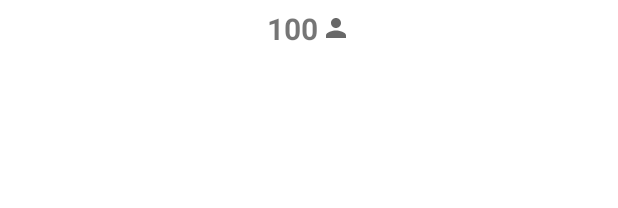
After one commit to Samz685/ReserBuddy, an Android app: the layout fragment_usuarios.xml on its own in the app's theme, with its tools: preview values and no code run, on a phone screen of 412 x 824 dp. The commit adds this screen. Shown: the top 208 px of the screen. Run offline under Robolectric (Android 15) with nearby library versions, the phone set to English and light mode, and no system bars.

Commit message:
Se ha desplazado fragment Usuarios

```diff
--- a/app/src/main/res/layout/cardview_usuario.xml
+++ b/app/src/main/res/layout/cardview_usuario.xml
@@ -91,7 +91,7 @@
             android:layout_width="match_parent"
             android:layout_height="wrap_content"
             android:orientation="vertical"
-            android:visibility="visible"
+            android:visibility="gone"
             android:paddingTop="10dp"
             android:paddingBottom="15dp">
 
--- /dev/null
+++ b/app/src/main/res/layout/fragment_usuarios.xml
@@ -0,0 +1,41 @@
+<?xml version="1.0" encoding="utf-8"?>
+<LinearLayout xmlns:android="http://schemas.android.com/apk/res/android"
+    xmlns:tools="http://schemas.android.com/tools"
+    android:layout_width="match_parent"
+    android:layout_height="wrap_content"
+    android:orientation="vertical"
+    tools:context=".ui.usuarios.UsuariosFragment"
+    android:gravity="center">
+
+    <TextView
+        android:id="@+id/tvContadorUsuarios"
+        android:layout_width="wrap_content"
+        android:layout_height="wrap_content"
+        android:text="100"
+        android:textStyle="bold"
+        android:textSize="20sp"
+        android:drawableEnd="@drawable/ic_usuario"
+        android:drawablePadding="2dp"
+        android:paddingTop="5dp"
+        android:layout_marginBottom="10dp"/>
+
+
+
+
+    <androidx.swiperefreshlayout.widget.SwipeRefreshLayout
+        android:id="@+id/swipeRefresh"
+        android:layout_width="match_parent"
+        android:layout_height="match_parent"
+        android:layout_marginBottom="60dp">
+
+        <androidx.recyclerview.widget.RecyclerView
+            android:id="@+id/recyclerUsuarios"
+            android:layout_width="match_parent"
+            android:layout_height="match_parent"
+            android:layout_marginBottom="60dp" />
+
+
+    </androidx.swiperefreshlayout.widget.SwipeRefreshLayout>
+
+
+</LinearLayout>
--- a/app/src/main/res/menu/nav_menu.xml
+++ b/app/src/main/res/menu/nav_menu.xml
@@ -27,6 +27,10 @@
                 android:id="@+id/nav_clientes"
                 android:icon="@drawable/ic_clientes"
                 android:title="@string/clientes" />
+            <item
+                android:id="@+id/nav_usuarios"
+                android:icon="@drawable/ic_usuario"
+                android:title="@string/usuarios" />
 
         </group>
 
--- a/app/src/main/res/navigation/mobile_navigation.xml
+++ b/app/src/main/res/navigation/mobile_navigation.xml
@@ -25,6 +25,12 @@
         tools:layout="@layout/fragment_tareas" />
 
     <fragment
+        android:id="@+id/navigation_usuarios"
+        android:name="com.example.reserbuddy.ui.usuarios.UsuariosFragment"
+        android:label="@string/usuarios"
+        tools:layout="@layout/fragment_usuarios" />
+
+    <fragment
         android:id="@+id/navigation_notifications"
         android:name="com.example.reserbuddy.ui.notifications.NotificationsFragment"
         android:label="@string/title_notifications"
--- a/app/src/main/res/values/strings.xml
+++ b/app/src/main/res/values/strings.xml
@@ -57,5 +57,6 @@
     <string name="registro_exitoso">Registro exitoso</string>
     <string name="nombre_usuario">Nombre usuario</string>
     <string name="telefono">Telefono:</string>
+    <string name="usuarios">Usuarios</string>
 
 </resources>
```
Also changed, not shown: app/src/main/java/com/example/reserbuddy/MainActivity.kt (+7 -1 lines), app/src/main/java/com/example/reserbuddy/ui/usuarios/UsuariosFragment.kt (added, +146 -0 lines).
